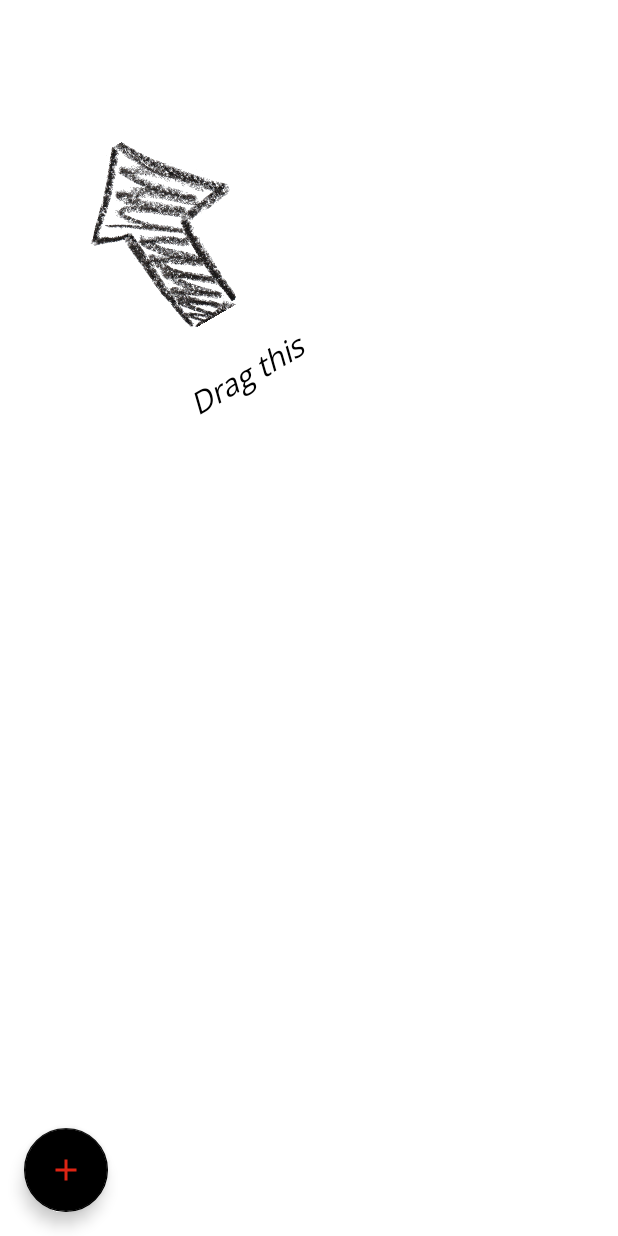
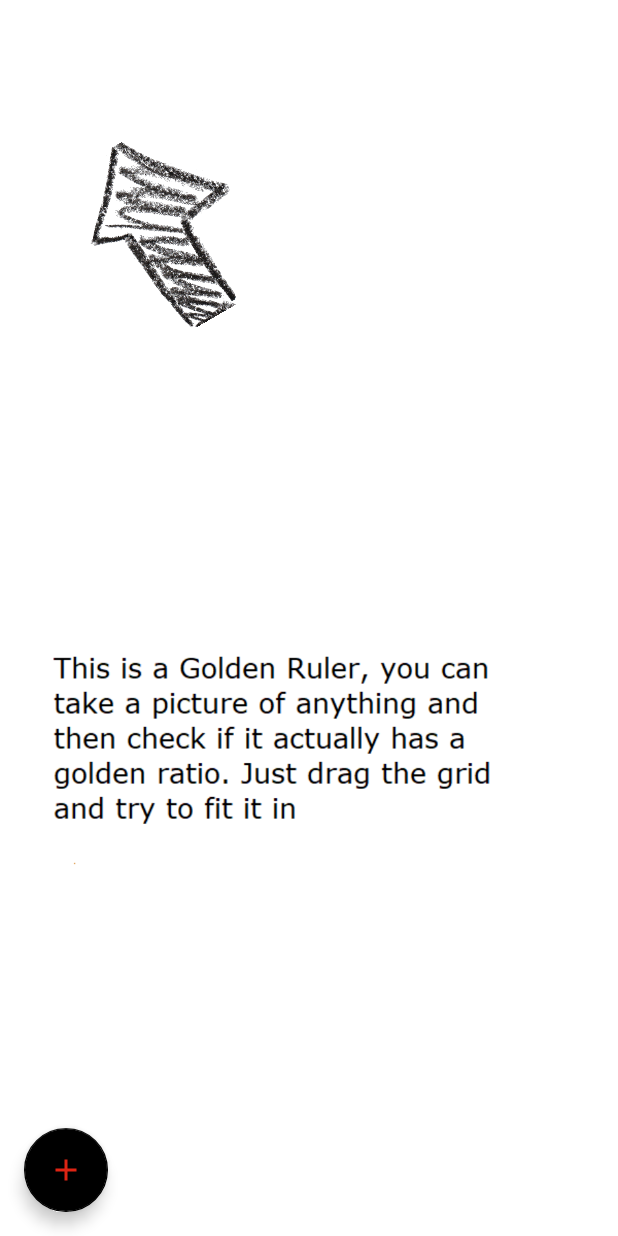
Before and after one commit to aadityaguptaa/TheGoldenRatio, an Android app: the TheGoldenRuler screen opened directly, with no data from a screen before it, on a phone screen of 412 x 824 dp. Run offline under Robolectric (Android 15) with nearby library versions, the phone set to English and light mode, and no system bars; libraries missing offline, so code that uses them is left out: com.munon.turboimageview; plain views replace TurboImageView; Roboto replaces fonts that are not available here; 2 statements that could not run were skipped.

Commit message:
finat t-1

```diff
--- a/app/src/main/java/com/example/thegoldenratio/TheGoldenRuler.java
+++ b/app/src/main/java/com/example/thegoldenratio/TheGoldenRuler.java
@@ -11,7 +11,6 @@ import android.os.Environment;
 import android.provider.MediaStore;
 import android.view.View;
 import android.widget.ImageView;
-import android.widget.TextView;
 
 import androidx.annotation.Nullable;
 import androidx.appcompat.app.AppCompatActivity;
@@ -57,14 +56,21 @@ public class TheGoldenRuler extends AppCompatActivity {
                     Manifest.permission.CAMERA
             }, 100);
         }
+        Utils.delay(5, () -> {
+            ImageView dragThisArrow = findViewById(R.id.dragThisArrow);
+            dragThisArrow.setVisibility(View.INVISIBLE);
+
+        });
         ImageView cameraClick = findViewById(R.id.rulerFloatButton);
         cameraClick.setOnClickListener(new View.OnClickListener() {
             @Override
             public void onClick(View v) {
                 ImageView dragThisArrow = findViewById(R.id.dragThisArrow);
-                TextView dragThisText = findViewById(R.id.dragCenterText);
+
                 dragThisArrow.setVisibility(View.INVISIBLE);
-                dragThisText.setVisibility(View.INVISIBLE);
+                ImageView fjghskfd = findViewById(R.id.gridimageview);
+                fjghskfd.setVisibility(View.INVISIBLE);
+
                 String fileName = "photo";
                 File storageDirectory = getExternalFilesDir(Environment.DIRECTORY_PICTURES);
                 try{
@@ -80,6 +86,4 @@ public class TheGoldenRuler extends AppCompatActivity {
             }
         });
     }
-
-
 }
--- a/app/src/main/res/layout/activity_the_golden_ruler.xml
+++ b/app/src/main/res/layout/activity_the_golden_ruler.xml
@@ -55,20 +55,17 @@
         app:layout_constraintVertical_bias="0.106"
         app:srcCompat="@drawable/arrow" />
 
-    <TextView
-        android:id="@+id/dragCenterText"
+    <ImageView
+        android:id="@+id/gridimageview"
         android:layout_width="wrap_content"
         android:layout_height="wrap_content"
-        android:layout_marginStart="76dp"
-        android:layout_marginTop="164dp"
-        android:fontFamily="@font/open_sans"
-        android:rotation="-30"
-        android:text="Drag this "
-        android:textColor="#000000"
-        android:textSize="20sp"
-        android:textStyle="italic"
-        app:layout_constraintStart_toStartOf="@+id/dragThisArrow"
-        app:layout_constraintTop_toTopOf="@+id/dragThisArrow" />
+        app:layout_constraintBottom_toBottomOf="parent"
+        app:layout_constraintEnd_toEndOf="parent"
+        app:layout_constraintHorizontal_bias="0.0"
+        app:layout_constraintStart_toStartOf="parent"
+        app:layout_constraintTop_toTopOf="parent"
+        app:layout_constraintVertical_bias="1.0"
+        app:srcCompat="@drawable/untitled98" />
 
 
 </androidx.constraintlayout.widget.ConstraintLayout>
```
Also changed, not shown: app/src/main/res/drawable/untitled98.jpg (added).
